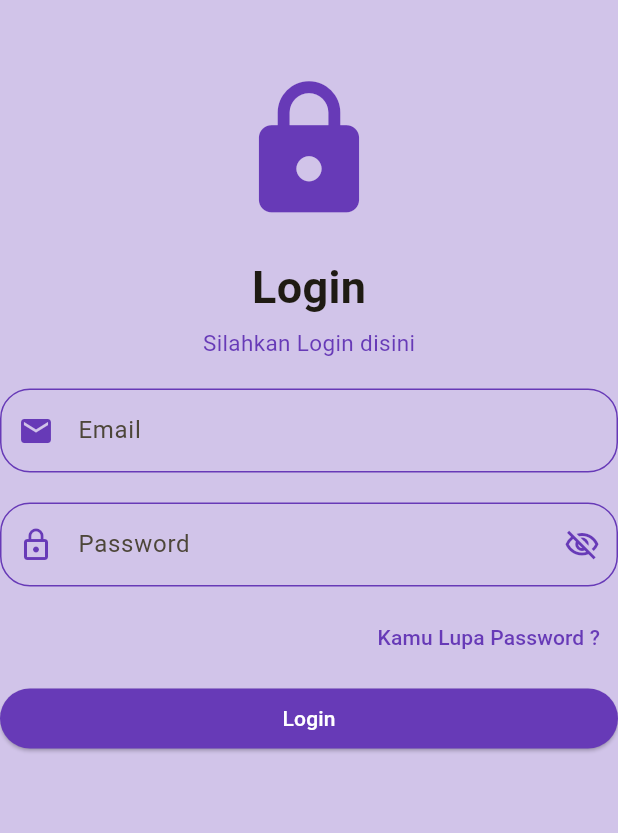
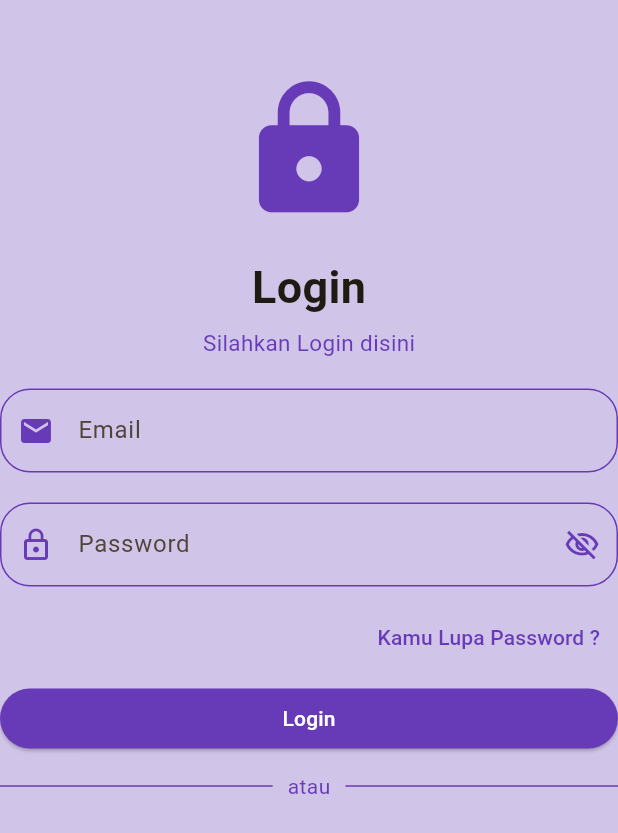
Before and after one commit to damarbagas-234/uts_aplikasimobile_1123150107, a Flutter app: the Login screen opened directly, on a phone screen of 412 x 824 dp. Shown: the top 833 px of the screen. Run offline on Flutter 3.47's test engine with Material 3 defaults, Android fonts, the phone set to English and light mode, and no system bars.

Commit message:
nambahin divider atau"

```diff
--- a/lib/login/login.dart
+++ b/lib/login/login.dart
@@ -125,6 +125,23 @@ class Login extends StatelessWidget {
                         ),
                       ),
                     ),
+
+                    SizedBox(height: 15,),
+                    Row(
+                      children: [
+                        Expanded(child: Divider(color: Colors.deepPurple,)),
+                        Padding(
+                          padding:
+                          EdgeInsets.symmetric(horizontal: 10),
+                          child: Text('atau',
+                          style: TextStyle(
+                            color: Colors.deepPurple
+                          ),
+                          ),
+                        ),
+                        Expanded(child: Divider(color: Colors.deepPurple,)),
+                      ],
+                    ),
                   ],
                 ),
               ),
```
